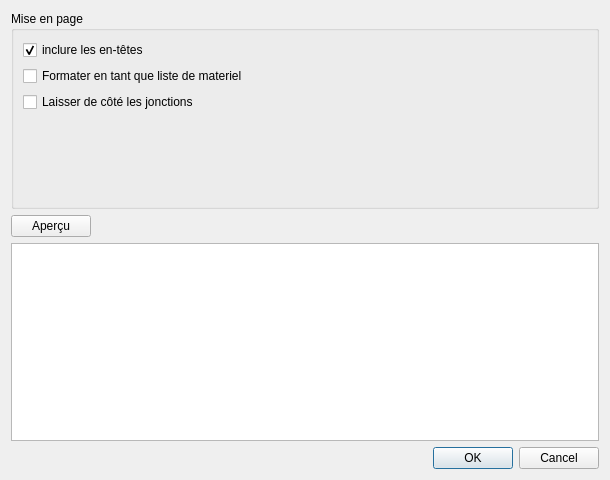
Before: the Qt Designer form sources/ui/bomexportdialog.ui in qelectrotech/qelectrotech-source-mirror, drawn with Qt 5.
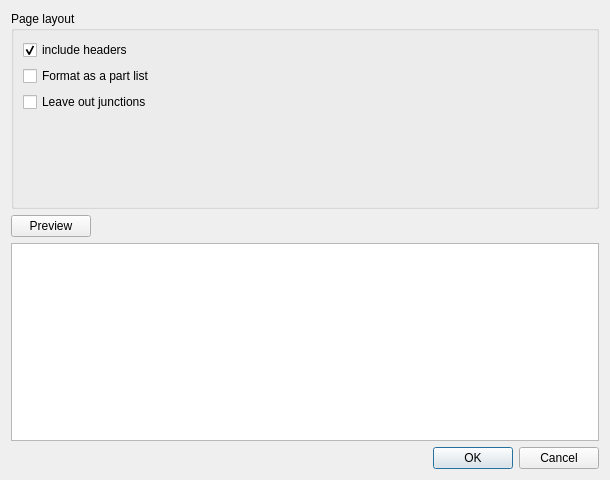
After: the same form once the commit is applied.

```diff
--- a/sources/ui/bomexportdialog.ui
+++ b/sources/ui/bomexportdialog.ui
@@ -17,13 +17,13 @@
    <item>
     <widget class="QGroupBox" name="groupBox">
      <property name="title">
-      <string>Mise en page</string>
+      <string>Page layout</string>
      </property>
      <layout class="QVBoxLayout" name="verticalLayout_2">
       <item>
        <widget class="QCheckBox" name="m_include_headers">
         <property name="text">
-         <string>inclure les en-têtes</string>
+         <string>include headers</string>
         </property>
         <property name="checked">
          <bool>true</bool>
@@ -33,7 +33,7 @@
       <item>
        <widget class="QCheckBox" name="m_format_as_bom">
         <property name="text">
-         <string>Formater en tant que liste de materiel</string>
+         <string>Format as a part list</string>
         </property>
         <property name="checked">
          <bool>false</bool>
@@ -46,7 +46,7 @@
          <string>Bornes sans repère, désignation, fabricant ni référence fabricant</string>
         </property>
         <property name="text">
-         <string>Laisser de côté les jonctions</string>
+         <string>Leave out junctions</string>
         </property>
         <property name="checked">
          <bool>false</bool>
@@ -74,7 +74,7 @@
      <item>
       <widget class="QPushButton" name="m_preview_pb">
        <property name="text">
-        <string>Aperçu</string>
+        <string>Preview</string>
        </property>
       </widget>
      </item>
```
Left out of the diff: 2 changed lines with no effect on the pictures.
